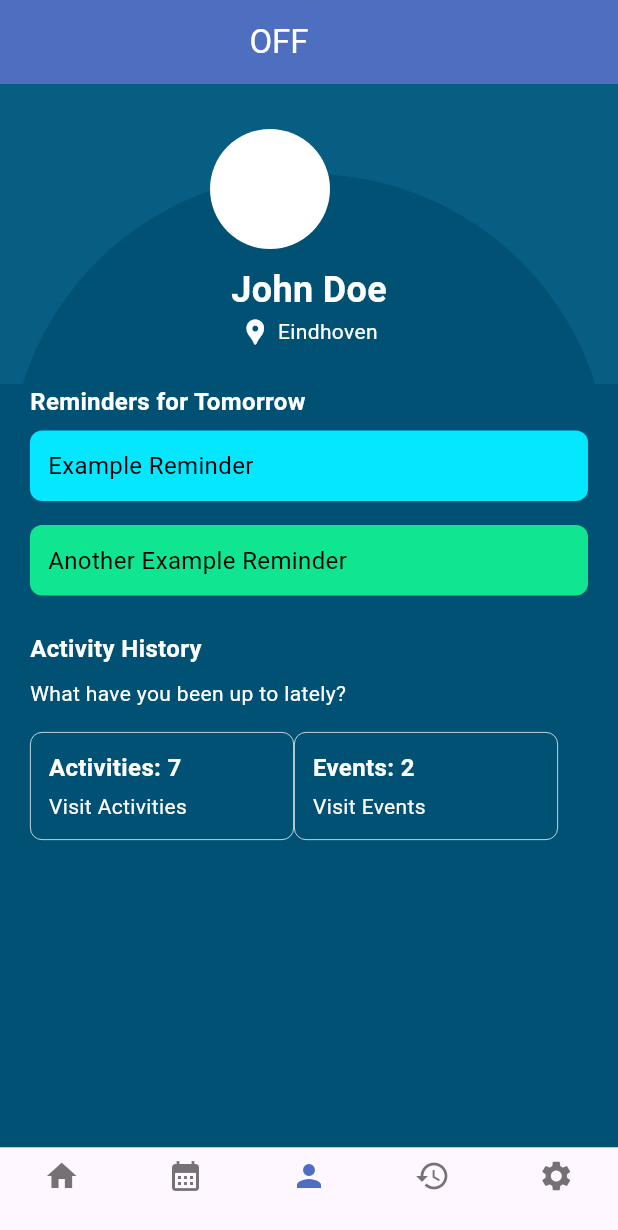
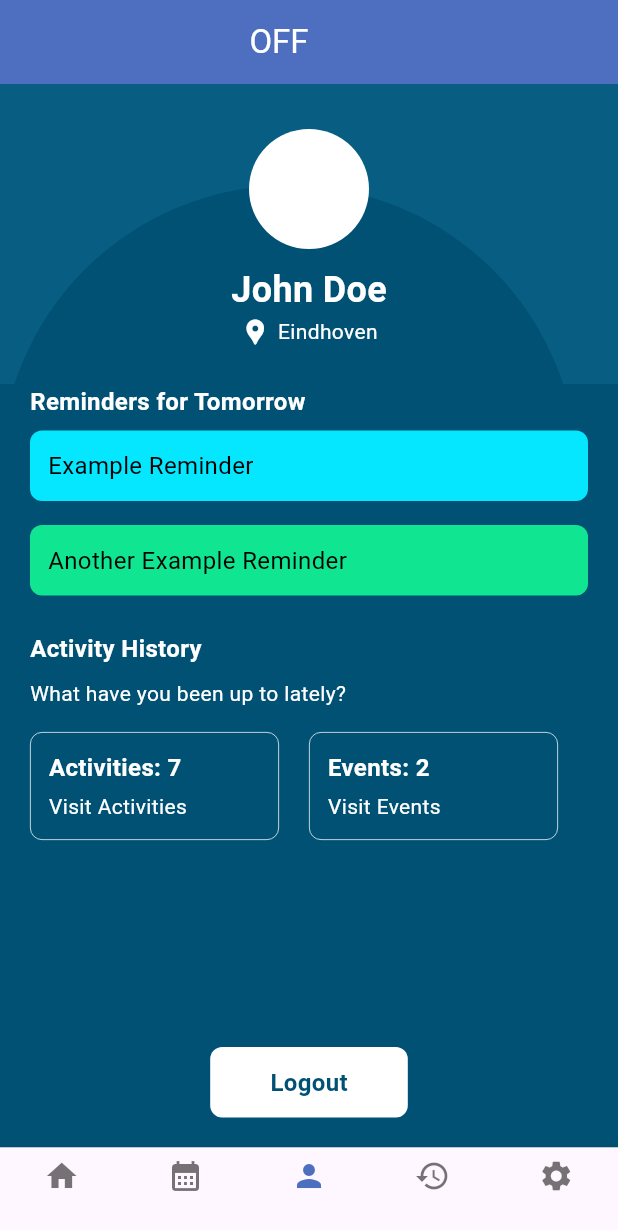
Before and after one commit to jraemakers/industry-project-krom2, a Flutter app: the screen it shows after launch, item 3 of the bottom bar chosen, on a phone screen of 412 x 824 dp. Shown: the top 1230 px of the screen. Run offline on Flutter 3.47's test engine with Material 3 defaults, Android fonts, the phone set to English and light mode, and no system bars; our stand-ins replace shared_preferences.

Commit message:
finished added logout button

```diff
--- a/escape/lib/screens/profile_screen.dart
+++ b/escape/lib/screens/profile_screen.dart
@@ -1,59 +1,59 @@
 import 'package:flutter/material.dart';
 
+// ignore: use_key_in_widget_constructors
 class ProfileScreen extends StatelessWidget {
   @override
   Widget build(BuildContext context) {
-    // Get the screen size
     final Size screenSize = MediaQuery.of(context).size;
-
-    // Calculate the center position of the circle
-    final double circleLeft = (screenSize.width - 400) / 2; // Adjust 400 to your desired width
-
     return Scaffold(
-      backgroundColor: Color(0xFF005174), // Set background color to #005174
+      backgroundColor: const Color(0xFF005174),
       body: Stack(
         children: [
-          // App Bar
           Positioned(
             top: 0,
             left: 0,
             right: 0,
             child: AppBar(
-              backgroundColor: Color.fromRGBO(8, 95, 133, 0.85), // Set banner color to #085F85 with 85% opacity
-              elevation: 0, // Remove the shadow
-              title: Container(), // Empty container to remove the title
-              // Adjust the height of the app bar
-              toolbarHeight: 200, // Adjust the height as needed
+              backgroundColor: const Color.fromRGBO(8, 95, 133, 0.85),
+              elevation: 0,
+              title: Container(),
+              toolbarHeight: 200,
             ),
           ),
-          // White Circle 1 (above "John Doe" text)
           Positioned(
-            top: 60, // Adjust the top position to position the circle above the app bar
-            left: circleLeft,
+            top: 60,
+            child: Align(
+              alignment: Alignment.topCenter,
               child: Container(
-              width: 400, // Set circle width
-              height: 400, // Set circle height
-              decoration: BoxDecoration(
+                width: 385,
+                height: 400,
+                decoration: const BoxDecoration(
                   shape: BoxShape.circle,
-                color: Color(0xFF005174), // Set circle color to white
+                  color: Color(0xFF005174),
                 ),
               ),
             ),
-          // pfp pfp
+          ),
+          Stack(
+            children: [
               Positioned(
-            top: 30, // Adjust the top position to position the circle above the app bar
-            left: 140,
+                top: 30,
+                left: 0,
+                right: 0,
+                child: Center(
                   child: Container(
-              width: 80, // Set circle width
-              height: 80, // Set circle height
-              decoration: BoxDecoration(
+                    width: 80,
+                    height: 80,
+                    decoration: const BoxDecoration(
                       shape: BoxShape.circle,
-                color: Colors.white, // Set circle color to white
+                      color: Colors.white,
                     ),
                   ),
                 ),
-          // "John Doe" Text
-          Positioned(
+              ),
+            ],
+          ),
+          const Positioned(
             top: 120,
             left: 0,
             right: 0,
@@ -68,7 +68,7 @@ class ProfileScreen extends StatelessWidget {
                       fontWeight: FontWeight.bold,
                     ),
                   ),
-                  SizedBox(height: 1), // Add some space between the texts
+                  SizedBox(height: 1),
                   Center(
                     child: Row(
                       mainAxisAlignment: MainAxisAlignment.center,
@@ -78,7 +78,7 @@ class ProfileScreen extends StatelessWidget {
                           color: Colors.white,
                           size: 20,
                         ),
-                        SizedBox(width: 5), // Adjust spacing as needed
+                        SizedBox(width: 5),
                         Text(
                           'Eindhoven',
                           style: TextStyle(
@@ -93,14 +93,13 @@ class ProfileScreen extends StatelessWidget {
               ),
             ),
           ),
-          // Additional Text
           Positioned(
             left: 20,
             top: 200,
             child: Column(
               crossAxisAlignment: CrossAxisAlignment.start,
               children: [
-                Text(
+                const Text(
                   'Reminders for Tomorrow',
                   style: TextStyle(
                     fontSize: 16,
@@ -108,15 +107,15 @@ class ProfileScreen extends StatelessWidget {
                     fontWeight: FontWeight.bold,
                   ),
                 ),
-                SizedBox(height: 8), // Adjust vertical spacing
+                const SizedBox(height: 8),
                 Container(
-                  width: screenSize.width - 40, // Adjust width to fill the screen
-                  padding: EdgeInsets.all(12), // Padding inside the container
+                  width: screenSize.width - 40,
+                  padding: const EdgeInsets.all(12),
                   decoration: BoxDecoration(
-                    color: Color.fromARGB(255, 5, 230, 255), // Background color of the rectangle
-                    borderRadius: BorderRadius.circular(8), // Border radius
+                    color: const Color.fromARGB(255, 5, 230, 255),
+                    borderRadius: BorderRadius.circular(8),
                   ),
-                  child: Text(
+                  child: const Text(
                     'Example Reminder',
                     style: TextStyle(
                       fontSize: 16,
@@ -124,15 +123,15 @@ class ProfileScreen extends StatelessWidget {
                     ),
                   ),
                 ),
-                SizedBox(height: 16), // Add vertical spacing between containers
+                const SizedBox(height: 16),
                 Container(
-                  width: screenSize.width - 40, // Adjust width to fill the screen
-                  padding: EdgeInsets.all(12), // Padding inside the container
+                  width: screenSize.width - 40,
+                  padding: const EdgeInsets.all(12),
                   decoration: BoxDecoration(
-                    color: Color.fromARGB(255, 16, 230, 145), // Background color of the rectangle
-                    borderRadius: BorderRadius.circular(8), // Border radius
+                    color: const Color.fromARGB(255, 16, 230, 145),
+                    borderRadius: BorderRadius.circular(8),
                   ),
-                  child: Text(
+                  child: const Text(
                     'Another Example Reminder',
                     style: TextStyle(
                       fontSize: 16,
@@ -140,13 +139,13 @@ class ProfileScreen extends StatelessWidget {
                     ),
                   ),
                 ),
-                SizedBox(height: 16), // Add vertical spacing before the new text
+                const SizedBox(height: 16),
                 Padding(
-                  padding: const EdgeInsets.only(top: 8.0), // Add padding to the top of the text
+                  padding: const EdgeInsets.only(top: 8.0),
                   child: Column(
                     crossAxisAlignment: CrossAxisAlignment.start,
                     children: [
-                      Text(
+                      const Text(
                         'Activity History',
                         style: TextStyle(
                           fontSize: 16,
@@ -154,27 +153,27 @@ class ProfileScreen extends StatelessWidget {
                           fontWeight: FontWeight.bold,
                         ),
                       ),
-                      SizedBox(height: 8), // Add vertical spacing before the new text
-                      Text(
+                      const SizedBox(height: 8),
+                      const Text(
                         'What have you been up to lately?',
                         style: TextStyle(
                           fontSize: 14,
                           color: Colors.white,
                         ),
                       ),
-                      SizedBox(height: 16), // Add vertical spacing before the containers
+                      const SizedBox(height: 16),
                       Row(
                         mainAxisAlignment: MainAxisAlignment.spaceBetween,
                         children: [
                           Container(
-                            width: (screenSize.width - 60) / 2, // Adjust width for two equal containers with some spacing
-                            padding: EdgeInsets.all(12), // Padding inside the container
+                            width: (screenSize.width - 80) / 2,
+                            padding: const EdgeInsets.all(12),
                             decoration: BoxDecoration(
-                              color: Color(0xFF005174), // Background color of the container
-                              borderRadius: BorderRadius.circular(8), // Border radius
-                              border: Border.all(color: const Color.fromARGB(255, 255, 255, 255), width: 0.5), // Border color and width
+                              color: const Color(0xFF005174),
+                              borderRadius: BorderRadius.circular(8),
+                              border: Border.all(color: const Color.fromARGB(255, 255, 255, 255), width: 0.5),
                             ),
-                            child: Column(
+                            child: const Column(
                               crossAxisAlignment: CrossAxisAlignment.start,
                               children: [
                                 Text(
@@ -185,7 +184,7 @@ class ProfileScreen extends StatelessWidget {
                                     fontWeight: FontWeight.bold,
                                   ),
                                 ),
-                                SizedBox(height: 4), // Add vertical spacing between texts
+                                SizedBox(height: 4),
                                 Text(
                                   'Visit Activities',
                                   style: TextStyle(
@@ -196,16 +195,16 @@ class ProfileScreen extends StatelessWidget {
                               ],
                             ),
                           ),
+                          const SizedBox(width: 20),
                           Container(
-                            width: (screenSize.width - 60) / 2, // Adjust width for two equal containers with some spacing
-                            padding: EdgeInsets.all(12), // Padding inside the container
+                            width: (screenSize.width - 80) / 2,
+                            padding: const EdgeInsets.all(12),
                             decoration: BoxDecoration(
-                              color: Color(0xFF005174), // Background color of the container
-                              borderRadius: BorderRadius.circular(8), // Border radius
+                              color: const Color(0xFF005174),
+                              borderRadius: BorderRadius.circular(8),
                               border: Border.all(color: const Color.fromARGB(255, 255, 255, 255), width: 0.5),
-                               // Border color and width
                             ),
-                            child: Column(
+                            child: const Column(
                               crossAxisAlignment: CrossAxisAlignment.start,
                               children: [
                                 Text(
@@ -216,7 +215,7 @@ class ProfileScreen extends StatelessWidget {
                                     fontWeight: FontWeight.bold,
                                   ),
                                 ),
-                                SizedBox(height: 4), // Add vertical spacing between texts
+                                SizedBox(height: 4),
                                 Text(
                                   'Visit Events',
                                   style: TextStyle(
@@ -235,6 +234,25 @@ class ProfileScreen extends StatelessWidget {
               ],
             ),
           ),
+          Align(
+            alignment: Alignment.bottomCenter,
+            child: Container(
+              margin: const EdgeInsets.only(bottom: 20),
+              padding: const EdgeInsets.symmetric(horizontal: 40, vertical: 12),
+              decoration: BoxDecoration(
+                color: Colors.white,
+                borderRadius: BorderRadius.circular(8),
+              ),
+              child: const Text(
+                'Logout',
+                style: TextStyle(
+                  fontSize: 16,
+                  color: Color(0xFF005174),
+                  fontWeight: FontWeight.bold,
+                ),
+              ),
+            ),
+          ),
         ],
       ),
     );
```
Lines whose indentation alone changed are shown as unchanged.
